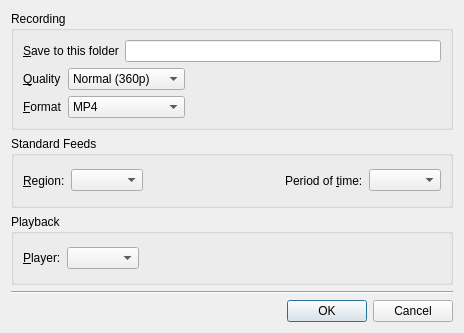
Above: src/configdialog.ui from smplayer-dev/smtube before the change. Below: the same form after it.
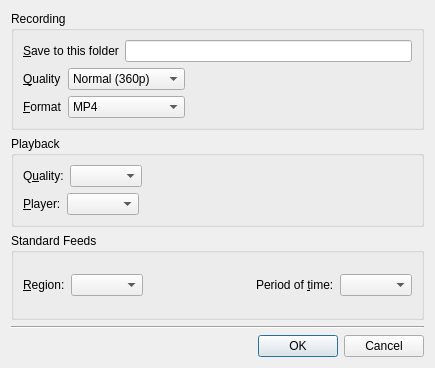
That is the form after the change. Custom widgets are drawn as their Qt base class.

Commit message: Add an option in the config dialog to select the playback quality

Diff of the .ui file:
```diff
--- a/src/configdialog.ui
+++ b/src/configdialog.ui
@@ -6,8 +6,8 @@
    <rect>
     <x>0</x>
     <y>0</y>
-    <width>464</width>
-    <height>333</height>
+    <width>435</width>
+    <height>368</height>
    </rect>
   </property>
   <property name="windowTitle">
@@ -126,6 +126,75 @@
      </layout>
     </widget>
    </item>
+   <item>
+    <widget class="QGroupBox" name="playback_group">
+     <property name="title">
+      <string>Playback</string>
+     </property>
+     <layout class="QVBoxLayout" name="verticalLayout_3">
+      <item>
+       <layout class="QHBoxLayout" name="horizontalLayout_2">
+        <item>
+         <widget class="QLabel" name="label_5">
+          <property name="text">
+           <string>Q&amp;uality:</string>
+          </property>
+          <property name="buddy">
+           <cstring>playback_quality_combo</cstring>
+          </property>
+         </widget>
+        </item>
+        <item>
+         <widget class="QComboBox" name="playback_quality_combo"/>
+        </item>
+        <item>
+         <spacer name="horizontalSpacer_5">
+          <property name="orientation">
+           <enum>Qt::Horizontal</enum>
+          </property>
+          <property name="sizeHint" stdset="0">
+           <size>
+            <width>40</width>
+            <height>20</height>
+           </size>
+          </property>
+         </spacer>
+        </item>
+       </layout>
+      </item>
+      <item>
+       <layout class="QHBoxLayout" name="horizontalLayout_4">
+        <item>
+         <widget class="QLabel" name="label_2">
+          <property name="text">
+           <string>&amp;Player:</string>
+          </property>
+          <property name="buddy">
+           <cstring>player_combo</cstring>
+          </property>
+         </widget>
+        </item>
+        <item>
+         <widget class="QComboBox" name="player_combo"/>
+        </item>
+        <item>
+         <spacer name="horizontalSpacer">
+          <property name="orientation">
+           <enum>Qt::Horizontal</enum>
+          </property>
+          <property name="sizeHint" stdset="0">
+           <size>
+            <width>40</width>
+            <height>20</height>
+           </size>
+          </property>
+         </spacer>
+        </item>
+       </layout>
+      </item>
+     </layout>
+    </widget>
+   </item>
    <item>
     <widget class="QGroupBox" name="groupBox">
      <property name="title">
@@ -174,45 +243,6 @@
      </layout>
     </widget>
    </item>
-   <item>
-    <widget class="QGroupBox" name="playback_group">
-     <property name="title">
-      <string>Playback</string>
-     </property>
-     <layout class="QVBoxLayout" name="verticalLayout_3">
-      <item>
-       <layout class="QHBoxLayout" name="horizontalLayout_2">
-        <item>
-         <widget class="QLabel" name="label_2">
-          <property name="text">
-           <string>&amp;Player:</string>
-          </property>
-          <property name="buddy">
-           <cstring>player_combo</cstring>
-          </property>
-         </widget>
-        </item>
-        <item>
-         <widget class="QComboBox" name="player_combo"/>
-        </item>
-        <item>
-         <spacer name="horizontalSpacer">
-          <property name="orientation">
-           <enum>Qt::Horizontal</enum>
-          </property>
-          <property name="sizeHint" stdset="0">
-           <size>
-            <width>40</width>
-            <height>20</height>
-           </size>
-          </property>
-         </spacer>
-        </item>
-       </layout>
-      </item>
-     </layout>
-    </widget>
-   </item>
    <item>
     <widget class="Line" name="line">
      <property name="orientation">
```
Left out of the diff: 4 changed lines with no effect on the pictures. The commit also changes 3 other files.
